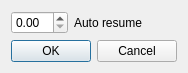
casper2002casper/MSS, file GUI3/MMS_Control/pausedialog.ui: the form before one commit.
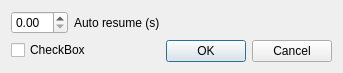
The form after the commit.

```diff
--- a/GUI3/MMS_Control/pausedialog.ui
+++ b/GUI3/MMS_Control/pausedialog.ui
@@ -6,8 +6,8 @@
    <rect>
     <x>0</x>
     <y>0</y>
-    <width>222</width>
-    <height>81</height>
+    <width>355</width>
+    <height>89</height>
    </rect>
   </property>
   <property name="contextMenuPolicy">
@@ -35,13 +35,13 @@
      <item>
       <widget class="QLabel" name="label">
        <property name="text">
-        <string>Auto resume</string>
+        <string>Auto resume (s)</string>
        </property>
       </widget>
      </item>
     </layout>
    </item>
-   <item row="1" column="0">
+   <item row="1" column="1">
     <widget class="QDialogButtonBox" name="buttonBox">
      <property name="orientation">
       <enum>Qt::Horizontal</enum>
@@ -54,6 +54,13 @@
      </property>
     </widget>
    </item>
+   <item row="1" column="0">
+    <widget class="QCheckBox" name="Queue">
+     <property name="text">
+      <string>CheckBox</string>
+     </property>
+    </widget>
+   </item>
   </layout>
  </widget>
  <resources/>
```
